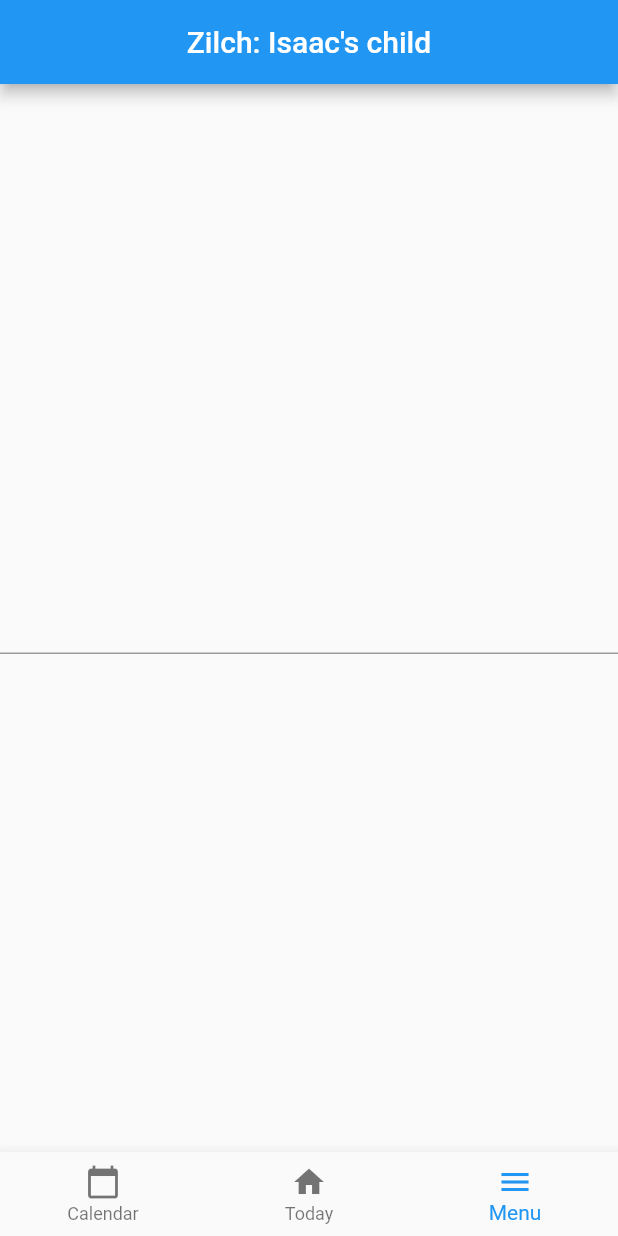
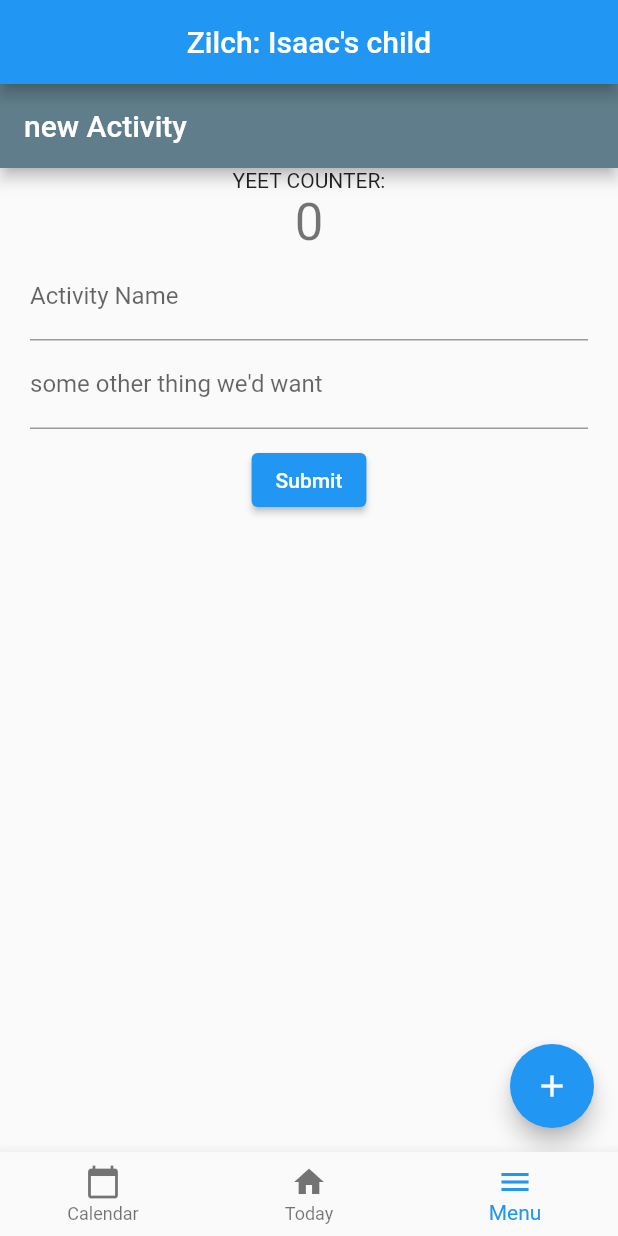
Before and after one commit to vir-technologies/StaySafeUwu, a Flutter app: the screen it shows after launch, item 3 of the bottom bar chosen, on a phone screen of 412 x 824 dp. Run offline on Flutter 3.47's test engine with Material 2 defaults, Android fonts, the light colour scheme and no system bars; our stand-ins replace flutter_calendar_carousel.

Commit message:
added  textfields and a placeholder button

```diff
--- a/hackon/lib/widgets/ActivityAdder.dart
+++ b/hackon/lib/widgets/ActivityAdder.dart
@@ -1,5 +1,4 @@
 import 'package:flutter/material.dart';
-import 'package:hackon/widgets/PlaceholderWidget.dart';
 
 // MENU
 int weight = 0;
@@ -19,21 +18,108 @@ class ActivityAdder extends StatefulWidget {
 }
 
 class _ActivityAdderState extends State<ActivityAdder> {
+  // place changeable fields here
+
+  // Create a global key that uniquely identifies the Form widget
+  // and allows validation of the form.
+  //
+  // Note: This is a `GlobalKey<FormState>`,
+  // not a GlobalKey<MyCustomFormState>.
+  final _formKey = GlobalKey<FormState>();
+
+  int _counter = 0;
+
+  void _incrementCounter() {
+    setState(() {
+      _counter++;
+      print("increment counter pressed");
+    });
+  }
+
+  Padding textField(String labelText) {
+    return Padding(
+      padding: EdgeInsets.symmetric(
+        horizontal: 20.0,
+      ),
+      child: TextFormField(
+        decoration: InputDecoration(
+          labelText: labelText,
+        ),
+        // The validator receives the text that the user has entered.
+        validator: (value) {
+          if (value == null || value.isEmpty) {
+            return 'Please enter some text';
+          }
+          return null;
+        },
+      ),
+    );
+  }
+
   @override
   Widget build(BuildContext context) {
     return Scaffold(
+      appBar: AppBar(
+        title: Text("new Activity"),
+        backgroundColor: Colors.blueGrey,
+      ),
       body: Center(
-        child: TextField(
-          onChanged: (String str) {
-            try {
-              weight = int.parse(str);
-              print(weight);
-            } catch (e) {
-              print("NOT A NUMBER NOOB");
-            }
-          },
+        child: Column(
+          // mainAxisAlignment: MainAxisAlignment.center,
+          children: <Widget>[
+            Text(
+              'YEET COUNTER:',
+            ),
+            Text(
+              '$_counter',
+              style: Theme.of(context).textTheme.headline4,
+            ),
+            Form(
+              key: _formKey,
+              child: Column(children: <Widget>[
+                Padding(
+                  padding: EdgeInsets.symmetric(
+                    horizontal: 20.0,
+                  ),
+                  child: TextFormField(
+                    decoration: InputDecoration(
+                      labelText: "Activity Name",
+                    ),
+                    // The validator receives the text that the user has entered.
+                    validator: (value) {
+                      if (value == null || value.isEmpty) {
+                        return 'Please enter some text';
+                      }
+                      return null;
+                    },
+                  ),
+                ),
+                textField("some other thing we'd want"),
+                Container(
+                  margin: EdgeInsets.symmetric(
+                    vertical: 10.0,
+                  ),
+                  child: ElevatedButton(
+                    onPressed: () {
+                      if (_formKey.currentState!.validate()) {
+                        // if valid, display snackbar (pop-up at bottom screen)
+                        ScaffoldMessenger.of(context).showSnackBar(
+                            SnackBar(content: Text('Activity saved')));
+                      }
+                    },
+                    child: Text('Submit'),
+                  ),
+                ),
+              ]),
+            ),
+          ],
         ),
       ),
+      floatingActionButton: FloatingActionButton(
+        onPressed: _incrementCounter,
+        tooltip: 'Increments the counter',
+        child: Icon(Icons.add),
+      ), // This trailing comma makes auto-formatting nicer for build methods.
     );
   }
 }
```
